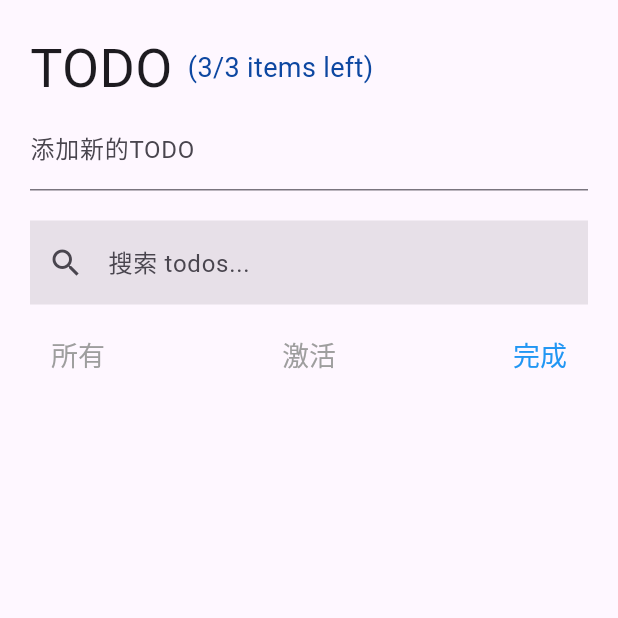
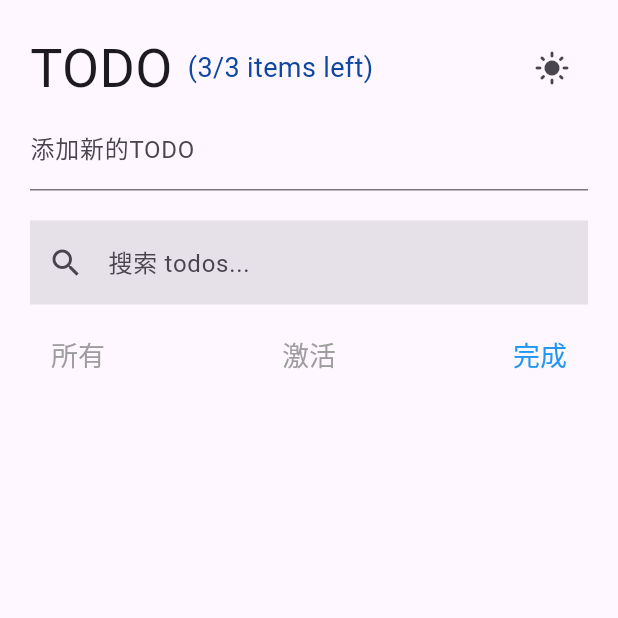
Before and after one commit to weijingbbb/todo_list_for_riverpod, a Flutter app: the screen it shows after launch, after a tap on "完成", on a phone screen of 412 x 824 dp, the top half of it. Run offline on Flutter 3.47's test engine with Material 3 defaults, Android fonts, the phone set to English and light mode, and no system bars; our stand-ins replace flutter_riverpod, freezed_annotation, riverpod_annotation; generated files the repository leaves out were written again.

Commit message:
添加主题变化

```diff
--- a/lib/main.dart
+++ b/lib/main.dart
@@ -1,5 +1,6 @@
 import 'package:flutter/material.dart';
 import 'package:flutter_riverpod/flutter_riverpod.dart';
+import 'package:todo_list_for_riverpod/pages/providers/theme/theme_provider.dart';
 
 import 'pages/todos_page.dart';
 
@@ -11,18 +12,18 @@
   );
 }
 
-class MyApp extends StatelessWidget {
+class MyApp extends ConsumerWidget {
   const MyApp({super.key});
 
   @override
-  Widget build(BuildContext context) {
+  Widget build(BuildContext context, WidgetRef ref) {
+    final currentTheme = ref.watch(themeProvider);
     return MaterialApp(
       title: 'Todos',
       debugShowCheckedModeBanner: false,
-      theme: ThemeData(
-        colorScheme: ColorScheme.fromSeed(seedColor: Colors.deepPurple),
-        useMaterial3: true,
-      ),
+      theme: currentTheme == AppTheme.light
+          ? ThemeData.light(useMaterial3: true)
+          : ThemeData.dark(useMaterial3: true),
       home: const TodosPage(),
     );
   }
--- /dev/null
+++ b/lib/pages/providers/theme/theme_provider.dart
@@ -0,0 +1,20 @@
+import 'package:riverpod_annotation/riverpod_annotation.dart';
+
+part 'theme_provider.g.dart';
+
+enum AppTheme {
+  light,
+  dark,
+}
+
+@riverpod
+class Theme extends _$Theme {
+  @override
+  AppTheme build() {
+    return AppTheme.light;
+  }
+
+  void toggleTheme() {
+    state = state == AppTheme.light ? AppTheme.dark : AppTheme.light;
+  }
+}
--- a/lib/pages/widgets/todo_header.dart
+++ b/lib/pages/widgets/todo_header.dart
@@ -1,6 +1,7 @@
 import 'package:flutter/material.dart';
 import 'package:flutter_riverpod/flutter_riverpod.dart';
 import 'package:todo_list_for_riverpod/pages/providers/active_todo_count/active_todo_count_provider.dart';
+import 'package:todo_list_for_riverpod/pages/providers/theme/theme_provider.dart';
 import 'package:todo_list_for_riverpod/pages/providers/todo_list/todo_list_provider.dart';
 
 class TodoHeader extends ConsumerWidget {
@@ -12,6 +13,9 @@ class TodoHeader extends ConsumerWidget {
     final todos = ref.watch(todoListProvider);
 
     return Row(
+      mainAxisAlignment: MainAxisAlignment.spaceBetween,
+      children: [
+        Row(
           children: [
             const Text(
               'TODO',
@@ -26,6 +30,14 @@ class TodoHeader extends ConsumerWidget {
               ),
             ),
           ],
+        ),
+        IconButton(
+          onPressed: () {
+            ref.read(themeProvider.notifier).toggleTheme();
+          },
+          icon: const Icon(Icons.light_mode),
+        )
+      ],
     );
   }
 }
```
Also changed, not shown: lib/pages/providers/theme/theme_provider.g.dart (added). Lines whose indentation alone changed are shown as unchanged.
